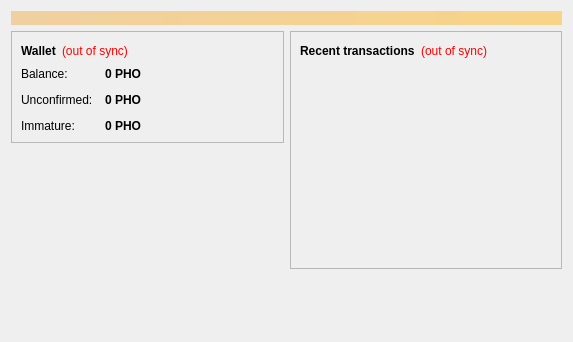
Before: the Qt Designer form src/qt/forms/overviewpage.ui in BlakeBitcoin/BlakeBitcoin, drawn with Qt 5.
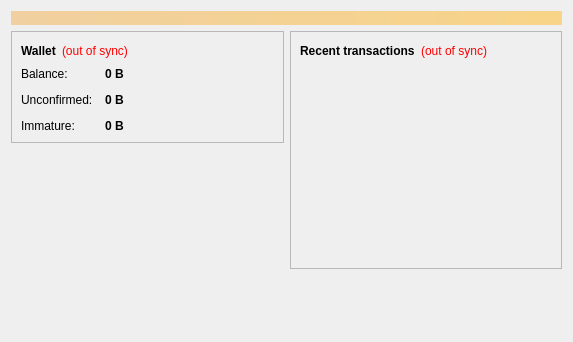
After: the same form once the commit is applied.

Diff of the .ui file:
```diff
--- a/src/qt/forms/overviewpage.ui
+++ b/src/qt/forms/overviewpage.ui
@@ -122,7 +122,7 @@
                <string>Your current balance</string>
               </property>
               <property name="text">
-               <string notr="true">0 PHO</string>
+               <string notr="true">0 B</string>
               </property>
               <property name="textInteractionFlags">
                <set>Qt::LinksAccessibleByMouse|Qt::TextSelectableByKeyboard|Qt::TextSelectableByMouse</set>
@@ -151,7 +151,7 @@
                <string>Total of transactions that have yet to be confirmed, and do not yet count toward the current balance</string>
               </property>
               <property name="text">
-               <string notr="true">0 PHO</string>
+               <string notr="true">0 B</string>
               </property>
               <property name="textInteractionFlags">
                <set>Qt::LinksAccessibleByMouse|Qt::TextSelectableByKeyboard|Qt::TextSelectableByMouse</set>
@@ -177,7 +177,7 @@
                <string>Mined balance that has not yet matured</string>
               </property>
               <property name="text">
-               <string notr="true">0 PHO</string>
+               <string notr="true">0 B</string>
               </property>
               <property name="textInteractionFlags">
                <set>Qt::LinksAccessibleByMouse|Qt::TextSelectableByKeyboard|Qt::TextSelectableByMouse</set>
```
